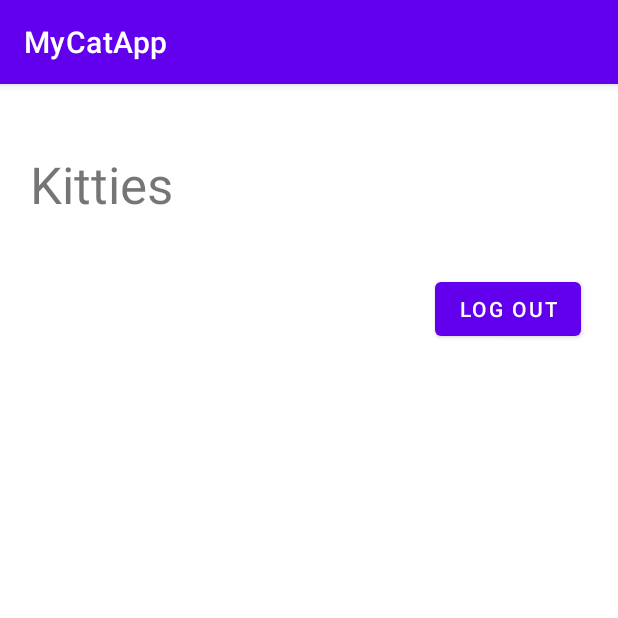
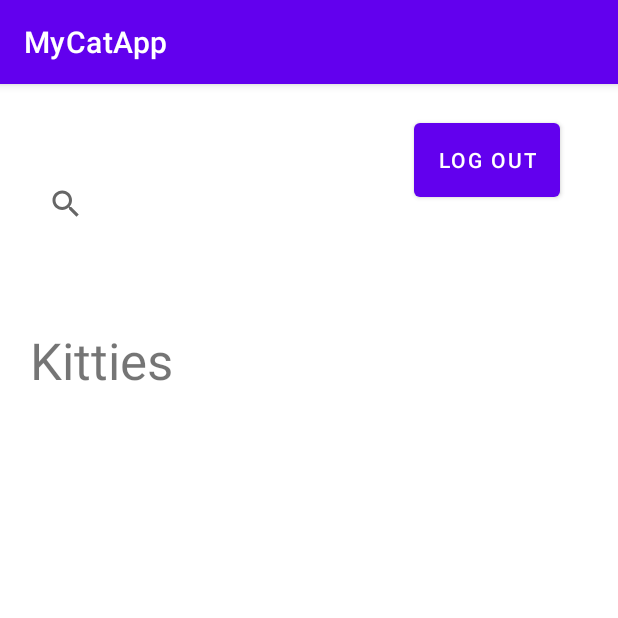
Before and after one commit to Mikisteria/MyCatApp-main, an Android app: the screen it shows after launch once a user with an empty profile is signed in (MainActivity), on a phone screen of 412 x 824 dp, the top half of it. Run offline under Robolectric (Android 15) with nearby library versions, the phone set to English and light mode, and no system bars; our stand-ins replace Firebase (no records; nobody signed in at launch, a user with empty details on screens opened directly); network calls fail; pictures from the network do not load; 1 statement that could not run was skipped.

Commit message:
searchView
Widget searchView sin funcionar

```diff
--- a/app/src/main/java/com/example/mycatapp/MainActivity.kt
+++ b/app/src/main/java/com/example/mycatapp/MainActivity.kt
@@ -7,6 +7,7 @@ import androidx.appcompat.app.AppCompatActivity
 import android.os.Bundle
 import android.util.Log
 import android.widget.Button
+import android.widget.SearchView
 import android.widget.Toast
 import androidx.recyclerview.widget.LinearLayoutManager
 import androidx.recyclerview.widget.RecyclerView
@@ -34,8 +35,11 @@ class MainActivity : AppCompatActivity() {
     private lateinit var binding: ActivityMainBinding
     private lateinit var btnLogout : Button
     val firebaseAuth = FirebaseAuth.getInstance()
+    private lateinit var searchView: SearchView
 
     lateinit var mGoogleSignInClient : GoogleSignInClient
+
+
 
     override fun onCreate(savedInstanceState: Bundle?) {
         Log.d(TAG, "llego?")
@@ -69,6 +73,13 @@ class MainActivity : AppCompatActivity() {
         mGoogleSignInClient = GoogleSignIn.getClient(this, gso)
 
     }
+
+    private fun buscarRazas() {
+        searchView = findViewById(R.id.searchView)
+        //searchView.setOnQueryTextListener()
+    }
+
+
 
 
     override fun onStart() {
--- a/app/src/main/res/layout/activity_main.xml
+++ b/app/src/main/res/layout/activity_main.xml
@@ -14,41 +14,58 @@
         android:id="@+id/textView"
         android:layout_width="wrap_content"
         android:layout_height="wrap_content"
-        android:layout_marginTop="24dp"
+        android:layout_below="@+id/searchView"
+        android:layout_marginTop="47dp"
         android:text="Kitties"
         android:textSize="34sp"
         app:layout_constraintEnd_toEndOf="parent"
         app:layout_constraintStart_toStartOf="parent"
         app:layout_constraintTop_toTopOf="parent" />
 
+    <SearchView
+        android:id="@+id/searchView"
+        android:layout_width="351dp"
+        android:layout_height="48dp"
+        android:layout_marginTop="36dp"
+        android:layout_marginBottom="10dp"
+        android:queryHint="Buscar razas"
+        app:layout_constraintEnd_toEndOf="parent"
+        app:layout_constraintHorizontal_bias="0.35"
+        app:layout_constraintStart_toStartOf="parent">
+
+    </SearchView>
+
     <androidx.constraintlayout.widget.ConstraintLayout
         android:layout_width="match_parent"
         android:layout_height="match_parent"
-        android:layout_marginTop="96dp"
+        android:layout_marginTop="150dp"
         app:layout_constraintTop_toBottomOf="@+id/textView">
 
         <androidx.recyclerview.widget.RecyclerView
             android:id="@+id/rvKitties"
             android:layout_width="409dp"
             android:layout_height="660dp"
+            android:layout_marginStart="5dp"
+            android:layout_marginBottom="50dp"
             app:layout_constraintBottom_toBottomOf="parent"
             app:layout_constraintEnd_toEndOf="parent"
-            app:layout_constraintHorizontal_bias="0.0"
+            app:layout_constraintHorizontal_bias="0.558"
             app:layout_constraintStart_toStartOf="parent"
             app:layout_constraintTop_toTopOf="parent"
-            app:layout_constraintVertical_bias="0.0" />
+            app:layout_constraintVertical_bias="0.0">
 
-        <Button
-            android:id="@+id/btnLogout"
-            android:layout_width="wrap_content"
-            android:layout_height="wrap_content"
-
-            android:layout_marginStart="270dp"
-            android:layout_marginTop="10dp"
-            android:text="Log out"
-            app:layout_constraintStart_toStartOf="parent"
-            app:layout_constraintTop_toTopOf="parent" />
+        </androidx.recyclerview.widget.RecyclerView>
 
     </androidx.constraintlayout.widget.ConstraintLayout>
 
+    <Button
+        android:id="@+id/btnLogout"
+        android:layout_width="wrap_content"
+        android:layout_height="61dp"
+
+        android:layout_marginStart="256dp"
+
+        android:layout_marginBottom="-46dp"
+        android:text="Log out" />
+
 </RelativeLayout>
```
